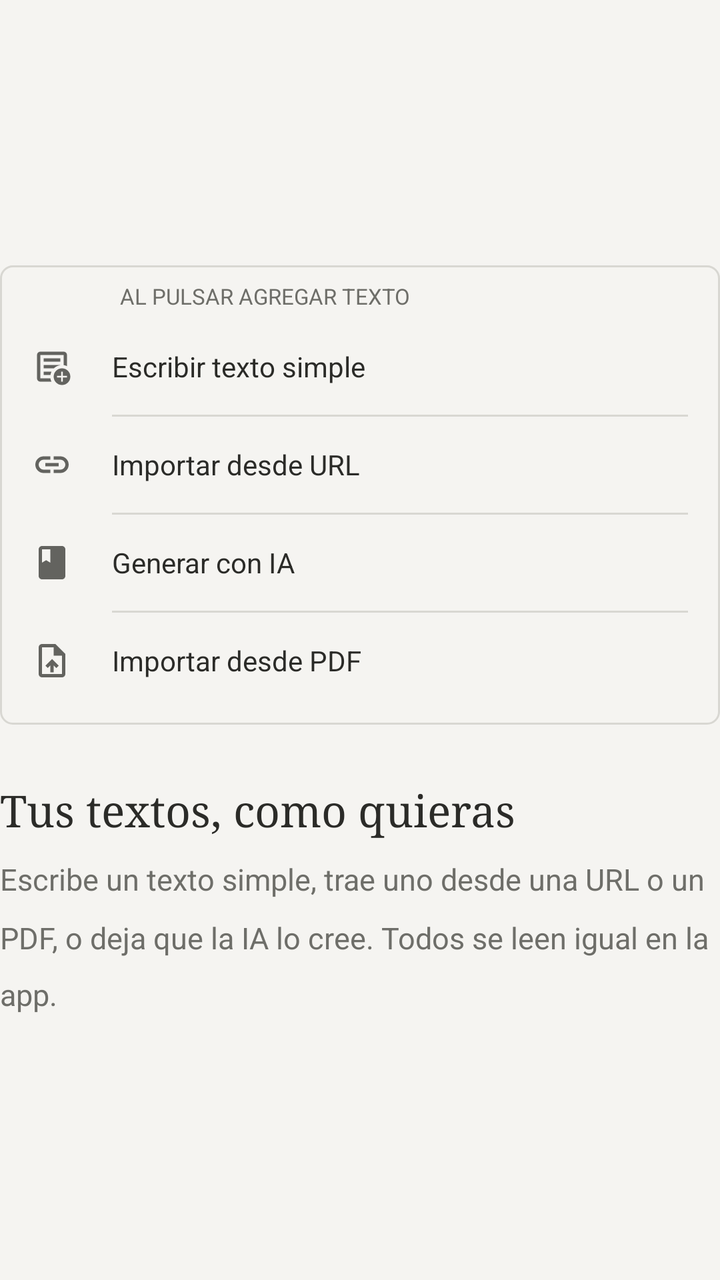
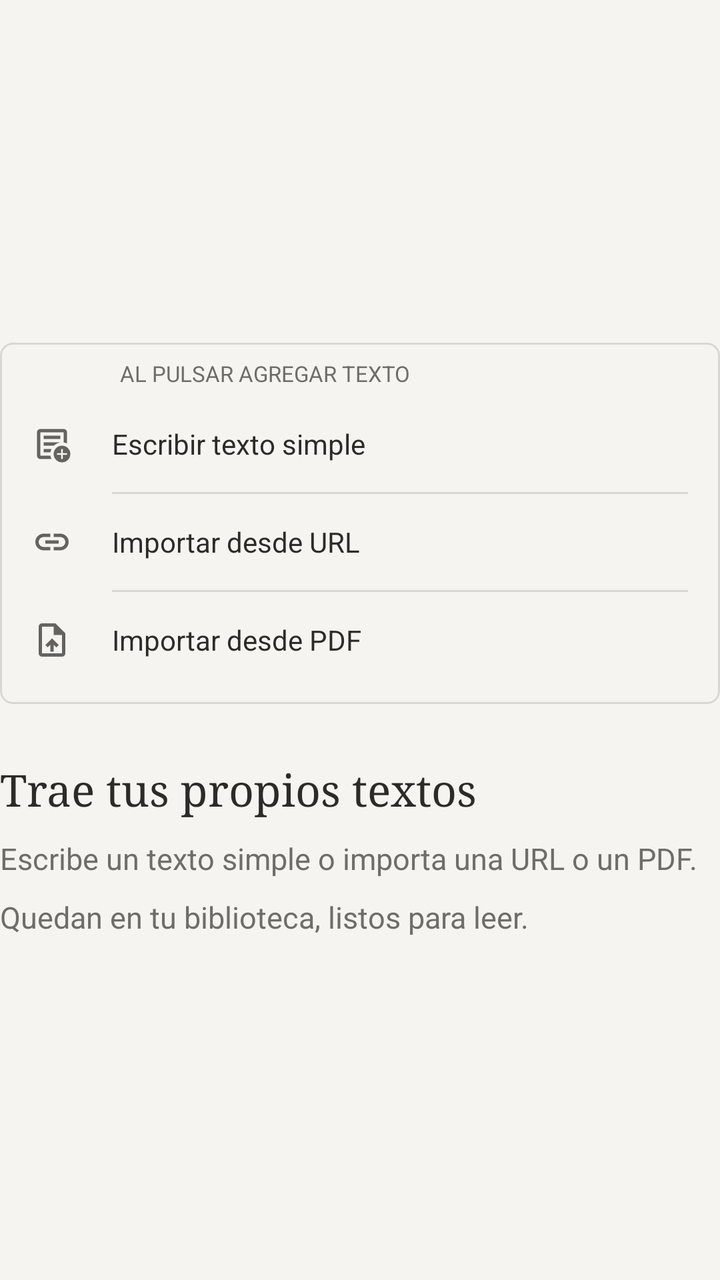

The first picture is an Android layout as it rendered before a commit; the second is the same layout after the commit. The layout source and the unified diff follow.
<!-- AndroidManifest.xml: application theme Theme.Leelo -->
<!-- res/layout/onboarding_page_add.xml -->
<?xml version="1.0" encoding="utf-8"?>
<LinearLayout xmlns:android="http://schemas.android.com/apk/res/android"
    android:layout_width="match_parent"
    android:layout_height="match_parent"
    android:gravity="center_vertical"
    android:orientation="vertical">

    <LinearLayout
        android:id="@+id/pageVisual"
        android:layout_width="match_parent"
        android:layout_height="wrap_content"
        android:background="@drawable/bg_word_dialog"
        android:orientation="vertical"
        android:paddingStart="16dp"
        android:paddingTop="8dp"
        android:paddingEnd="16dp"
        android:paddingBottom="8dp">

        <TextView
            android:layout_width="wrap_content"
            android:layout_height="wrap_content"
            android:layout_marginStart="44dp"
            android:layout_marginBottom="4dp"
            android:text="AL PULSAR AGREGAR TEXTO"
            android:textColor="?attr/colorOnSurfaceVariant"
            android:textSize="11sp" />

        <LinearLayout
            android:id="@+id/addOption1"
            android:layout_width="match_parent"
            android:layout_height="48dp"
            android:gravity="center_vertical"
            android:orientation="horizontal">

            <ImageView
                android:layout_width="20dp"
                android:layout_height="20dp"
                android:src="@drawable/add_notes"
                android:tint="?attr/colorPrimary" />

            <TextView
                android:layout_width="wrap_content"
                android:layout_height="wrap_content"
                android:layout_marginStart="20dp"
                android:text="Escribir texto simple"
                android:textColor="?attr/colorOnSurface"
                android:textSize="14sp" />
        </LinearLayout>

        <View
            android:layout_width="match_parent"
            android:layout_height="1dp"
            android:layout_marginStart="40dp"
            android:background="?attr/colorOutline" />

        <LinearLayout
            android:id="@+id/addOption2"
            android:layout_width="match_parent"
            android:layout_height="48dp"
            android:gravity="center_vertical"
            android:orientation="horizontal">

            <ImageView
                android:layout_width="20dp"
                android:layout_height="20dp"
                android:src="@drawable/link"
                android:tint="?attr/colorPrimary" />

            <TextView
                android:layout_width="wrap_content"
                android:layout_height="wrap_content"
                android:layout_marginStart="20dp"
                android:text="Importar desde URL"
                android:textColor="?attr/colorOnSurface"
                android:textSize="14sp" />
        </LinearLayout>

        <View
            android:layout_width="match_parent"
            android:layout_height="1dp"
            android:layout_marginStart="40dp"
            android:background="?attr/colorOutline" />

        <LinearLayout
            android:id="@+id/addOption3"
            android:layout_width="match_parent"
            android:layout_height="48dp"
            android:gravity="center_vertical"
            android:orientation="horizontal">

            <ImageView
                android:layout_width="20dp"
                android:layout_height="20dp"
                android:src="@drawable/baseline_book_24"
                android:tint="?attr/colorPrimary" />

            <TextView
                android:layout_width="wrap_content"
                android:layout_height="wrap_content"
                android:layout_marginStart="20dp"
                android:text="Generar con IA"
                android:textColor="?attr/colorOnSurface"
                android:textSize="14sp" />
        </LinearLayout>

        <View
            android:layout_width="match_parent"
            android:layout_height="1dp"
            android:layout_marginStart="40dp"
            android:background="?attr/colorOutline" />

        <LinearLayout
            android:id="@+id/addOption4"
            android:layout_width="match_parent"
            android:layout_height="48dp"
            android:gravity="center_vertical"
            android:orientation="horizontal">

            <ImageView
                android:layout_width="20dp"
                android:layout_height="20dp"
                android:src="@drawable/upload_file"
                android:tint="?attr/colorPrimary" />

            <TextView
                android:layout_width="wrap_content"
                android:layout_height="wrap_content"
                android:layout_marginStart="20dp"
                android:text="Importar desde PDF"
                android:textColor="?attr/colorOnSurface"
                android:textSize="14sp" />
        </LinearLayout>
    </LinearLayout>

    <TextView
        android:id="@+id/pageTitle"
        android:layout_width="wrap_content"
        android:layout_height="wrap_content"
        android:layout_marginTop="28dp"
        android:fontFamily="serif"
        android:text="Tus textos, como quieras"
        android:textColor="?attr/colorOnSurface"
        android:textSize="22sp" />

    <TextView
        android:id="@+id/pageBody"
        android:layout_width="match_parent"
        android:layout_height="wrap_content"
        android:layout_marginTop="10dp"
        android:lineSpacingMultiplier="1.6"
        android:text="Escribe un texto simple, trae uno desde una URL o un PDF, o deja que la IA lo cree. Todos se leen igual en la app."
        android:textColor="?attr/colorOnSurfaceVariant"
        android:textSize="15sp" />

</LinearLayout>
<!-- resources referenced by this layout -->
<resources>
  <!-- drawable add_notes (drawable) -->
  <vector xmlns:android="http://schemas.android.com/apk/res/android"
      android:width="24dp"
      android:height="24dp"
      android:viewportWidth="960"
      android:viewportHeight="960">
    <path
        android:pathData="M200,840q-33,0 -56.5,-23.5T120,760v-560q0,-33 23.5,-56.5T200,120h560q33,0 56.5,23.5T840,200v268q-19,-9 -39,-15.5t-41,-9.5v-243L200,200v560h242q3,22 9.5,42t15.5,38L200,840ZM200,720v40,-560 243,-3 280ZM280,680h163q3,-21 9.5,-41t14.5,-39L280,600v80ZM280,520h244q32,-30 71.5,-50t84.5,-27v-3L280,440v80ZM280,360h400v-80L280,280v80ZM720,920q-83,0 -141.5,-58.5T520,720q0,-83 58.5,-141.5T720,520q83,0 141.5,58.5T920,720q0,83 -58.5,141.5T720,920ZM700,840h40v-100h100v-40L740,700v-100h-40v100L600,700v40h100v100Z"
        android:fillColor="#e3e3e3"/>
  </vector>
  <!-- drawable baseline_book_24 (drawable) -->
  <vector xmlns:android="http://schemas.android.com/apk/res/android" android:height="24dp" android:tint="@color/ink_muted" android:viewportHeight="24" android:viewportWidth="24" android:width="24dp">
        
      <path android:fillColor="@android:color/white" android:pathData="M18,2H6c-1.1,0 -2,0.9 -2,2v16c0,1.1 0.9,2 2,2h12c1.1,0 2,-0.9 2,-2V4c0,-1.1 -0.9,-2 -2,-2zM6,4h5v8l-2.5,-1.5L6,12V4z"/>
      
  </vector>
  <!-- drawable bg_word_dialog (drawable) -->
  <?xml version="1.0" encoding="utf-8"?>
  <shape xmlns:android="http://schemas.android.com/apk/res/android"
      android:shape="rectangle">
      <solid android:color="?attr/colorSurface" />
      <corners android:radius="6dp" />
      <stroke
          android:width="1dp"
          android:color="?attr/colorOutline" />
      <padding 
          android:left="8dp"
          android:top="8dp"
          android:right="8dp"
          android:bottom="8dp" />
  </shape>
  <!-- drawable link (drawable) -->
  <vector xmlns:android="http://schemas.android.com/apk/res/android"
      android:width="24dp"
      android:height="24dp"
      android:viewportWidth="960"
      android:viewportHeight="960">
    <path
        android:pathData="M440,680L280,680q-83,0 -141.5,-58.5T80,480q0,-83 58.5,-141.5T280,280h160v80L280,360q-50,0 -85,35t-35,85q0,50 35,85t85,35h160v80ZM320,520v-80h320v80L320,520ZM520,680v-80h160q50,0 85,-35t35,-85q0,-50 -35,-85t-85,-35L520,360v-80h160q83,0 141.5,58.5T880,480q0,83 -58.5,141.5T680,680L520,680Z"
        android:fillColor="#e3e3e3"/>
  </vector>
  <!-- drawable upload_file (drawable) -->
  <vector xmlns:android="http://schemas.android.com/apk/res/android"
      android:width="24dp"
      android:height="24dp"
      android:viewportWidth="960"
      android:viewportHeight="960">
    <path
        android:pathData="M440,760h80v-167l64,64 56,-57 -160,-160 -160,160 57,56 63,-63v167ZM240,880q-33,0 -56.5,-23.5T160,800v-640q0,-33 23.5,-56.5T240,80h320l240,240v480q0,33 -23.5,56.5T720,880L240,880ZM520,360v-200L240,160v640h480v-440L520,360ZM240,160v200,-200 640,-640Z"
        android:fillColor="#e3e3e3"/>
  </vector>
  <style name="Theme.Leelo" parent="Base.Theme.Leelo" />
  <color name="ink_muted">#FF6E6E69</color>
  <color name="accent">#FF63635F</color>
  <color name="accent_on">#FFF5F4F1</color>
  <color name="paper">#FFF5F4F1</color>
  <color name="ink">#FF2B2B28</color>
  <color name="line">#FFD8D7D2</color>
  <!-- unchanged entries left out for length: 1 -->
</resources>

<!-- the commit's change to res/layout/onboarding_page_add.xml (unified diff, before → after) -->
@@ -91,34 +91,6 @@
             <ImageView
                 android:layout_width="20dp"
                 android:layout_height="20dp"
-                android:src="@drawable/baseline_book_24"
-                android:tint="?attr/colorPrimary" />
-
-            <TextView
-                android:layout_width="wrap_content"
-                android:layout_height="wrap_content"
-                android:layout_marginStart="20dp"
-                android:text="Generar con IA"
-                android:textColor="?attr/colorOnSurface"
-                android:textSize="14sp" />
-        </LinearLayout>
-
-        <View
-            android:layout_width="match_parent"
-            android:layout_height="1dp"
-            android:layout_marginStart="40dp"
-            android:background="?attr/colorOutline" />
-
-        <LinearLayout
-            android:id="@+id/addOption4"
-            android:layout_width="match_parent"
-            android:layout_height="48dp"
-            android:gravity="center_vertical"
-            android:orientation="horizontal">
-
-            <ImageView
-                android:layout_width="20dp"
-                android:layout_height="20dp"
                 android:src="@drawable/upload_file"
                 android:tint="?attr/colorPrimary" />
 
@@ -138,7 +110,7 @@
         android:layout_height="wrap_content"
         android:layout_marginTop="28dp"
         android:fontFamily="serif"
-        android:text="Tus textos, como quieras"
+        android:text="Trae tus propios textos"
         android:textColor="?attr/colorOnSurface"
         android:textSize="22sp" />
 
@@ -148,7 +120,7 @@
         android:layout_height="wrap_content"
         android:layout_marginTop="10dp"
         android:lineSpacingMultiplier="1.6"
-        android:text="Escribe un texto simple, trae uno desde una URL o un PDF, o deja que la IA lo cree. Todos se leen igual en la app."
+        android:text="Escribe un texto simple o importa una URL o un PDF. Quedan en tu biblioteca, listos para leer."
         android:textColor="?attr/colorOnSurfaceVariant"
         android:textSize="15sp" />
 
<!-- resource entries referenced after the edit -->
@@ -9,12 +9,6 @@
     <path
         android:pathData="M200,840q-33,0 -56.5,-23.5T120,760v-560q0,-33 23.5,-56.5T200,120h560q33,0 56.5,23.5T840,200v268q-19,-9 -39,-15.5t-41,-9.5v-243L200,200v560h242q3,22 9.5,42t15.5,38L200,840ZM200,720v40,-560 243,-3 280ZM280,680h163q3,-21 9.5,-41t14.5,-39L280,600v80ZM280,520h244q32,-30 71.5,-50t84.5,-27v-3L280,440v80ZM280,360h400v-80L280,280v80ZM720,920q-83,0 -141.5,-58.5T520,720q0,-83 58.5,-141.5T720,520q83,0 141.5,58.5T920,720q0,83 -58.5,141.5T720,920ZM700,840h40v-100h100v-40L740,700v-100h-40v100L600,700v40h100v100Z"
         android:fillColor="#e3e3e3"/>
-  </vector>
-  <!-- drawable baseline_book_24 (drawable) -->
-  <vector xmlns:android="http://schemas.android.com/apk/res/android" android:height="24dp" android:tint="@color/ink_muted" android:viewportHeight="24" android:viewportWidth="24" android:width="24dp">
-        
-      <path android:fillColor="@android:color/white" android:pathData="M18,2H6c-1.1,0 -2,0.9 -2,2v16c0,1.1 0.9,2 2,2h12c1.1,0 2,-0.9 2,-2V4c0,-1.1 -0.9,-2 -2,-2zM6,4h5v8l-2.5,-1.5L6,12V4z"/>
-      
   </vector>
   <!-- drawable bg_word_dialog (drawable) -->
   <?xml version="1.0" encoding="utf-8"?>
